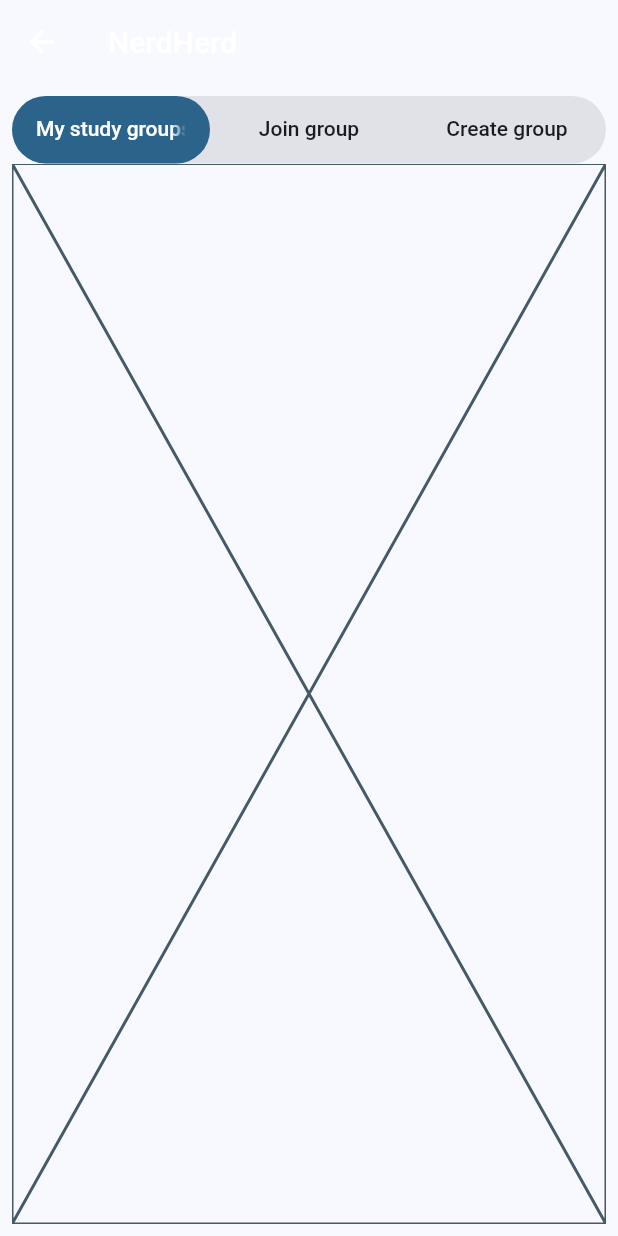
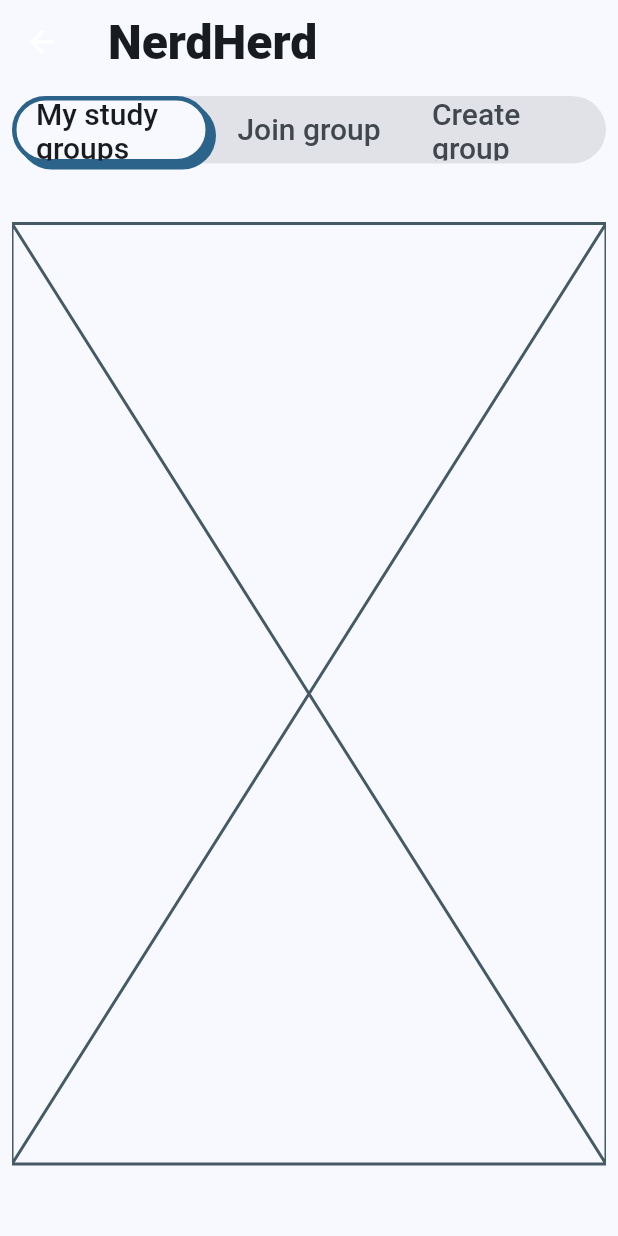
Before and after one commit to Totemi1324/viscon_hackathon_app, a Flutter app: the WithTabBar screen opened directly, on a phone screen of 412 x 824 dp. Run offline on Flutter 3.47's test engine with Material 2 defaults, Android fonts, the phone set to English and light mode, and no system bars; our stand-ins replace cloud_firestore, firebase_auth, firebase_core, flutter_bloc, tuple; missing offline and left inert: flutter_gen; accounts and stored records are empty; generated files the repository leaves out were written again.

Commit message:
Adjust tabbar styling

```diff
--- a/lib/screens/base/with_tabbar.dart
+++ b/lib/screens/base/with_tabbar.dart
@@ -35,9 +35,12 @@ class _WithTabBarState extends State<WithTabBar>
   }
 
   Widget withSpacing(Widget body) => Center(
+        child: Padding(
+          padding: const EdgeInsets.symmetric(vertical: 40),
           child: ConstrainedBox(
             constraints: const BoxConstraints(maxWidth: 700),
             child: body,
+          ),
         ),
       );
 
@@ -49,42 +52,79 @@ class _WithTabBarState extends State<WithTabBar>
       appBar: AppBar(
         backgroundColor: Colors.transparent,
         elevation: 0,
-        title: Text(widget.title),
+        title: Text(
+          widget.title,
+          style: TextStyle(
+            color: Theme.of(context).colorScheme.onSurface,
+            fontSize: 32,
+            fontWeight: FontWeight.w800,
+          ),
+        ),
       ),
       body: Padding(
         padding: const EdgeInsets.all(8.0),
         child: Column(
           children: [
-            Container(
+            ConstrainedBox(
+              constraints: const BoxConstraints(maxWidth: 1100),
+              child: Container(
                 height: 45,
                 decoration: BoxDecoration(
-                color: Theme.of(context).colorScheme.onSurface.withOpacity(0.1),
+                  color:
+                      Theme.of(context).colorScheme.onSurface.withOpacity(0.1),
                   borderRadius: BorderRadius.circular(
                     25.0,
                   ),
                 ),
                 child: TabBar(
                   controller: _tabController,
-                // give the indicator a decoration (color and border radius)
                   indicator: BoxDecoration(
                     borderRadius: BorderRadius.circular(
                       25.0,
                     ),
+                    color: Theme.of(context).colorScheme.surface,
+                    border: Border.all(
+                      width: 3,
                       color: Theme.of(context).colorScheme.primary,
                     ),
-                labelColor: Theme.of(context).colorScheme.onPrimary,
-                unselectedLabelColor: Theme.of(context).colorScheme.onSurface,
+                    boxShadow: [
+                      BoxShadow(
+                        blurRadius: 0,
+                        color: Theme.of(context).colorScheme.primary,
+                        offset: const Offset(4, 4),
+                      )
+                    ],
+                  ),
+                  labelColor: Theme.of(context).colorScheme.onSurface,
+                  unselectedLabelColor:
+                      Theme.of(context).colorScheme.onSurfaceVariant,
                   tabs: const [
                     Tab(
-                    text: 'My study groups',
+                      child: Text(
+                        "My study groups",
+                        style: TextStyle(
+                          fontSize: 20,
+                        ),
+                      ),
                     ),
                     Tab(
-                    text: 'Join group',
+                      child: Text(
+                        "Join group",
+                        style: TextStyle(
+                          fontSize: 20,
+                        ),
+                      ),
                     ),
                     Tab(
-                    text: 'Create group',
+                      child: Text(
+                        "Create group",
+                        style: TextStyle(
+                          fontSize: 20,
+                        ),
+                      ),
                     ),
                   ],
+                ),
               ),
             ),
             Expanded(
```
Lines whose indentation alone changed are shown as unchanged.
